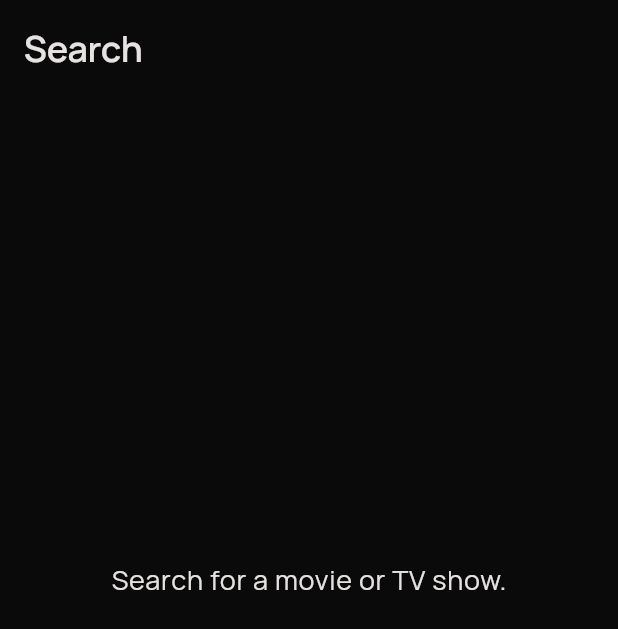
After one commit to souocare/SofaWatch, a Flutter app: the SearchMobileView screen opened directly, on a phone screen of 412 x 824 dp. The commit adds this screen. Shown: the top 629 px of the screen. Run offline on Flutter 3.47's test engine with Material 3 defaults, Android fonts, the phone set to English and light mode, and no system bars; our stand-ins replace bloc, dio, equatable, flutter_bloc, go_router, google_fonts and 1 more; accounts and stored records are empty.

Commit message:
feat(search): add adaptive search input experience

```diff
--- /dev/null
+++ b/frontend/lib/features/search/presentation/views/search_mobile_view.dart
@@ -0,0 +1,40 @@
+import 'package:flutter/material.dart';
+import 'package:sofawatch/app/theme/tokens/app_spacing.dart';
+
+class SearchMobileView extends StatelessWidget {
+  const SearchMobileView({super.key});
+
+  @override
+  Widget build(BuildContext context) {
+    return Scaffold(
+      key: const ValueKey<String>('search-mobile-view'),
+      body: SafeArea(
+        child: Padding(
+          padding: const EdgeInsets.fromLTRB(
+            AppSpacing.lg,
+            AppSpacing.lg,
+            AppSpacing.lg,
+            120,
+          ),
+          child: Column(
+            crossAxisAlignment: CrossAxisAlignment.stretch,
+            children: <Widget>[
+              Text('Search', style: Theme.of(context).textTheme.headlineMedium),
+              const SizedBox(height: AppSpacing.xl),
+              Expanded(
+                child: Center(
+                  child: Text(
+                    'Search for a movie or TV show.',
+                    style: Theme.of(context).textTheme.bodyLarge?.copyWith(
+                      color: Theme.of(context).colorScheme.onSurfaceVariant,
+                    ),
+                  ),
+                ),
+              ),
+            ],
+          ),
+        ),
+      ),
+    );
+  }
+}
```
Also changed, not shown: frontend/lib/app/theme/tokens/app_breakpoints.dart (added, +7 -0 lines), frontend/lib/features/search/presentation/pages/search_page.dart (+13 -66 lines), frontend/lib/features/search/presentation/views/search_desktop_view.dart (added, +65 -0 lines), frontend/lib/features/search/presentation/widgets/search_text_field.dart (added, +100 -0 lines), 1 other file.
